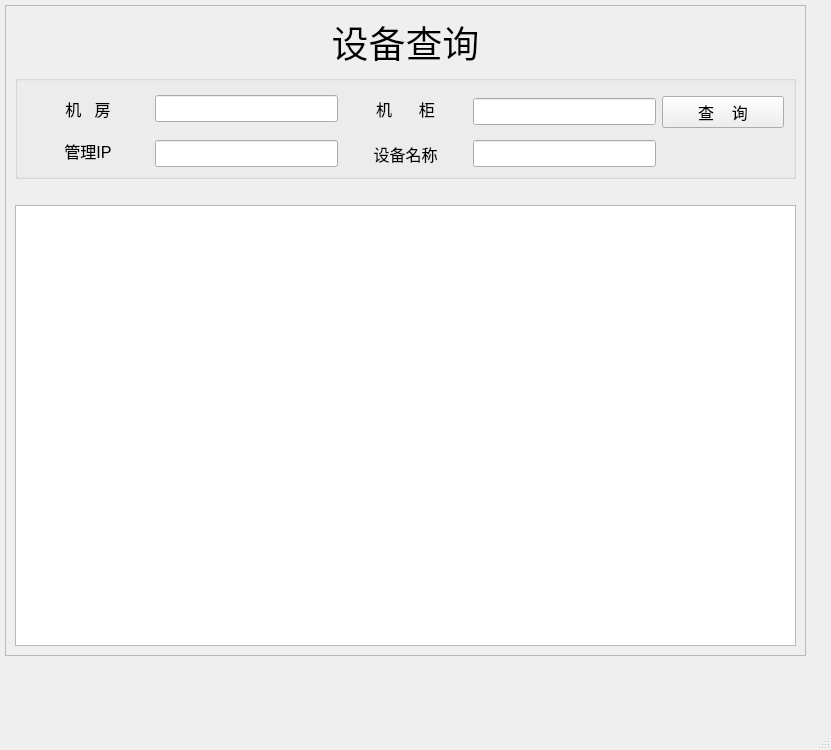
This is stu/MachineSelect.ui in tainyuhong/pyside_study1 as Qt 5 draws it before an edit. The edited form follows.
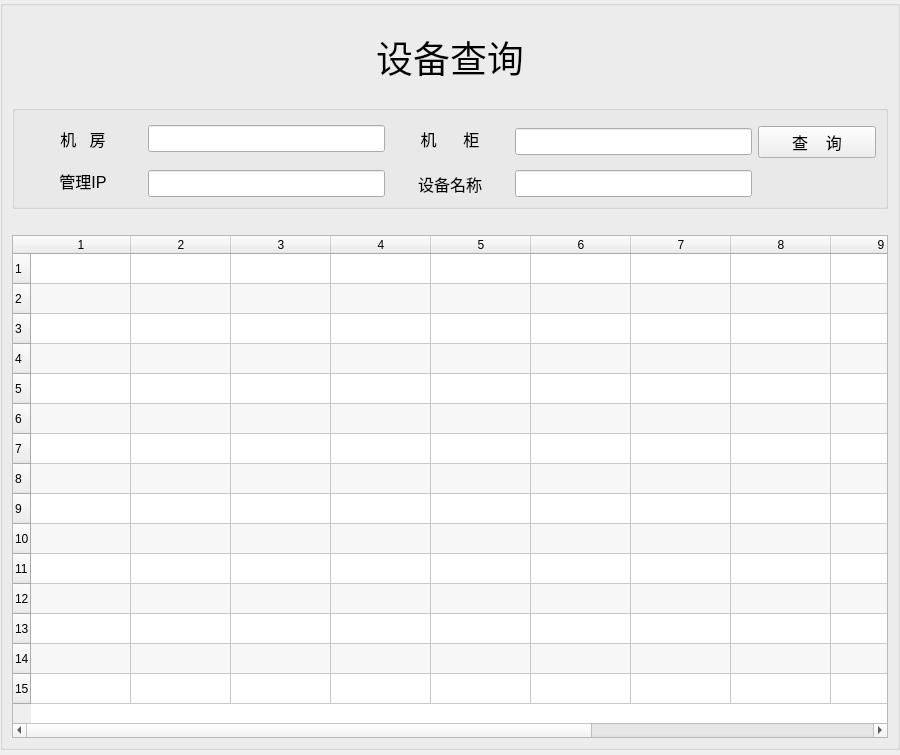
This is the edited form. Icons and pictures are not drawn.

```diff
--- a/stu/MachineSelect.ui
+++ b/stu/MachineSelect.ui
@@ -1,13 +1,13 @@
 <?xml version="1.0" encoding="UTF-8"?>
 <ui version="4.0">
- <class>select_windows</class>
- <widget class="QMainWindow" name="select_windows">
+ <class>MachineSelect</class>
+ <widget class="QWidget" name="MachineSelect">
   <property name="geometry">
    <rect>
     <x>0</x>
     <y>0</y>
-    <width>831</width>
-    <height>750</height>
+    <width>900</width>
+    <height>755</height>
    </rect>
   </property>
   <property name="sizePolicy">
@@ -23,27 +23,29 @@
    <iconset>
     <normaloff>img/11.ico</normaloff>img/11.ico</iconset>
   </property>
-  <widget class="QWidget" name="centralwidget">
-   <widget class="QFrame" name="frame">
+  <widget class="QGroupBox" name="vbox">
     <property name="geometry">
      <rect>
-      <x>5</x>
-      <y>5</y>
-      <width>801</width>
-      <height>651</height>
+     <x>0</x>
+     <y>0</y>
+     <width>900</width>
+     <height>750</height>
      </rect>
     </property>
     <property name="sizePolicy">
-     <sizepolicy hsizetype="Preferred" vsizetype="Preferred">
-      <horstretch>1</horstretch>
-      <verstretch>1</verstretch>
-     </sizepolicy>
-    </property>
-    <property name="frameShape">
-     <enum>QFrame::StyledPanel</enum>
-    </property>
-    <property name="frameShadow">
-     <enum>QFrame::Raised</enum>
+    <sizepolicy hsizetype="Fixed" vsizetype="Fixed">
+     <horstretch>0</horstretch>
+     <verstretch>0</verstretch>
+    </sizepolicy>
+   </property>
+   <property name="baseSize">
+    <size>
+     <width>0</width>
+     <height>0</height>
+    </size>
+   </property>
+   <property name="alignment">
+    <set>Qt::AlignCenter</set>
     </property>
     <layout class="QVBoxLayout" name="verticalLayout">
      <item>
@@ -71,8 +73,8 @@
       <widget class="QGroupBox" name="groupBox">
        <property name="sizePolicy">
         <sizepolicy hsizetype="Preferred" vsizetype="Preferred">
-         <horstretch>2</horstretch>
-         <verstretch>1</verstretch>
+        <horstretch>0</horstretch>
+        <verstretch>0</verstretch>
         </sizepolicy>
        </property>
        <property name="font">
@@ -80,7 +82,10 @@
          <pointsize>12</pointsize>
         </font>
        </property>
-       <layout class="QGridLayout" name="gridLayout">
+      <property name="alignment">
+       <set>Qt::AlignCenter</set>
+      </property>
+      <layout class="QGridLayout" name="gridLayout" rowstretch="0,0,0,0" columnstretch="1,2,1,2,1">
         <item row="0" column="0" rowspan="2">
          <widget class="QLabel" name="label">
           <property name="sizePolicy">
@@ -121,7 +126,7 @@
          <widget class="QPushButton" name="select_btn">
           <property name="sizePolicy">
            <sizepolicy hsizetype="Minimum" vsizetype="Fixed">
-            <horstretch>2</horstretch>
+           <horstretch>0</horstretch>
             <verstretch>0</verstretch>
            </sizepolicy>
           </property>
@@ -208,7 +213,7 @@
        </property>
        <property name="sizeHint" stdset="0">
         <size>
-         <width>778</width>
+        <width>800</width>
          <height>20</height>
         </size>
        </property>
@@ -219,15 +224,82 @@
        <property name="sizePolicy">
         <sizepolicy hsizetype="Preferred" vsizetype="Preferred">
          <horstretch>1</horstretch>
-         <verstretch>10</verstretch>
-        </sizepolicy>
-       </property>
+        <verstretch>6</verstretch>
+       </sizepolicy>
+      </property>
+      <property name="minimumSize">
+       <size>
+        <width>806</width>
+        <height>500</height>
+       </size>
+      </property>
+      <property name="dragEnabled">
+       <bool>false</bool>
+      </property>
+      <property name="alternatingRowColors">
+       <bool>true</bool>
+      </property>
+      <property name="selectionBehavior">
+       <enum>QAbstractItemView::SelectRows</enum>
+      </property>
+      <property name="gridStyle">
+       <enum>Qt::SolidLine</enum>
+      </property>
+      <property name="rowCount">
+       <number>15</number>
+      </property>
+      <property name="columnCount">
+       <number>12</number>
+      </property>
+      <attribute name="horizontalHeaderVisible">
+       <bool>true</bool>
+      </attribute>
+      <attribute name="horizontalHeaderCascadingSectionResizes">
+       <bool>false</bool>
+      </attribute>
+      <attribute name="horizontalHeaderHighlightSections">
+       <bool>true</bool>
+      </attribute>
+      <attribute name="horizontalHeaderShowSortIndicator" stdset="0">
+       <bool>false</bool>
+      </attribute>
+      <attribute name="verticalHeaderVisible">
+       <bool>true</bool>
+      </attribute>
+      <attribute name="verticalHeaderCascadingSectionResizes">
+       <bool>false</bool>
+      </attribute>
+      <row/>
+      <row/>
+      <row/>
+      <row/>
+      <row/>
+      <row/>
+      <row/>
+      <row/>
+      <row/>
+      <row/>
+      <row/>
+      <row/>
+      <row/>
+      <row/>
+      <row/>
+      <column/>
+      <column/>
+      <column/>
+      <column/>
+      <column/>
+      <column/>
+      <column/>
+      <column/>
+      <column/>
+      <column/>
+      <column/>
+      <column/>
       </widget>
      </item>
     </layout>
    </widget>
-  </widget>
-  <widget class="QStatusBar" name="statusbar"/>
  </widget>
  <resources/>
  <connections/>
```
Left out of the diff: 2 changed lines with no effect on the pictures. Lines whose indentation alone changed are shown as unchanged.
